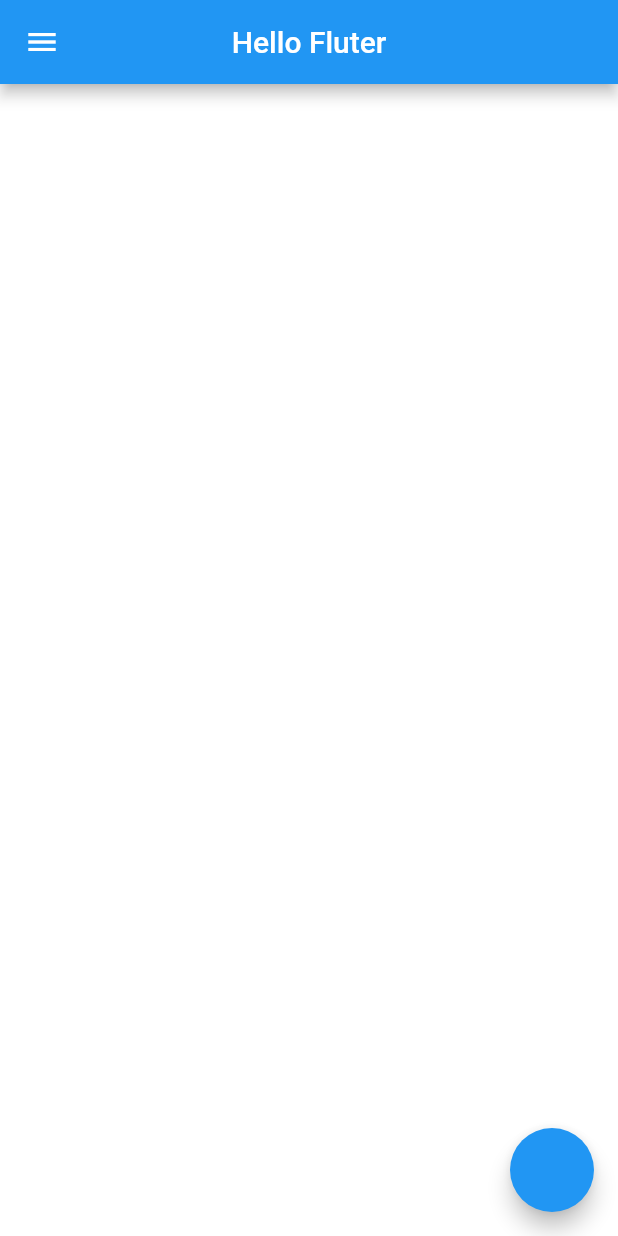
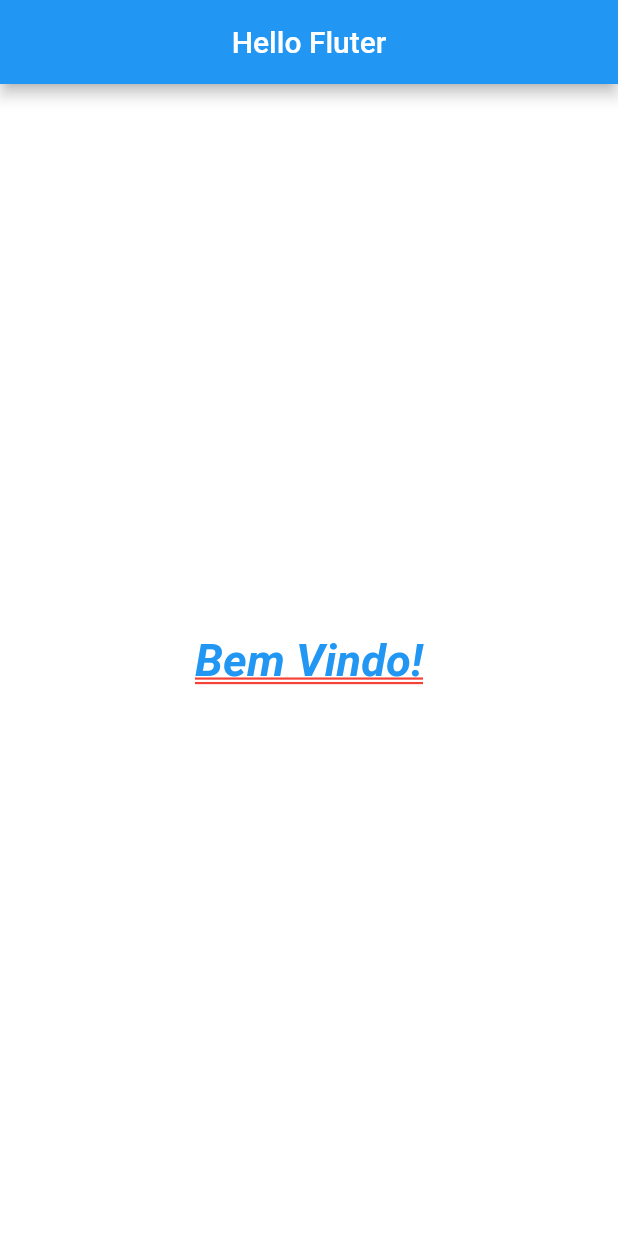
Before and after one commit to gabriellopesjds/flutter_widgets, a Flutter app: the screen it shows after launch, on a phone screen of 412 x 824 dp. Run offline on Flutter 3.47's test engine with Material 2 defaults, Android fonts, the phone set to English and light mode, and no system bars.

Commit message:
Widgets Text e TextStyle

```diff
--- a/lib/main.dart
+++ b/lib/main.dart
@@ -20,13 +20,23 @@ class HomePage extends StatelessWidget {
         title: Text("Hello Fluter"),
         centerTitle: true,
       ),
-      drawer: Container(
-        color: Colors.green,
-      ),
       body: Container(
         color: Colors.white,
+        child: Center(
+          child: Text(
+            "Bem Vindo!",
+            style: TextStyle(
+              fontSize: 30,
+              color: Colors.blue,
+              fontWeight: FontWeight.bold,
+              fontStyle: FontStyle.italic,
+              decoration: TextDecoration.underline,
+              decorationColor: Colors.red,
+              decorationStyle: TextDecorationStyle.double
+            ),
+          ),
+        ),
       ),
-      floatingActionButton: FloatingActionButton(onPressed: (){},),
     );
   }
 }
```
